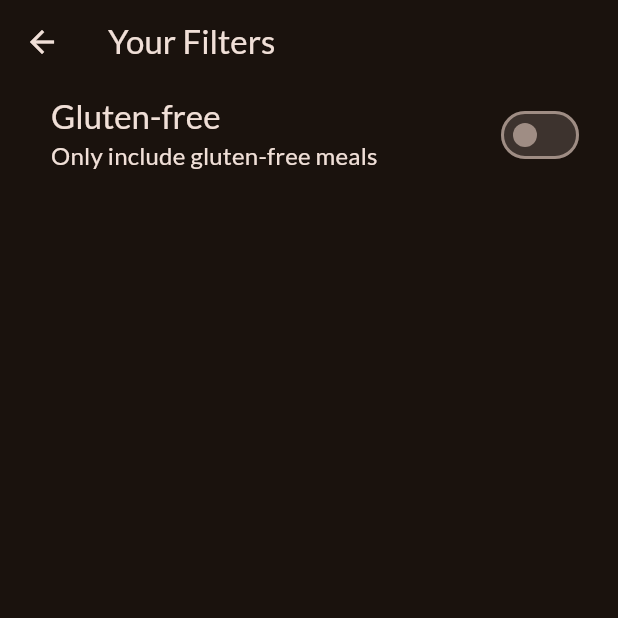
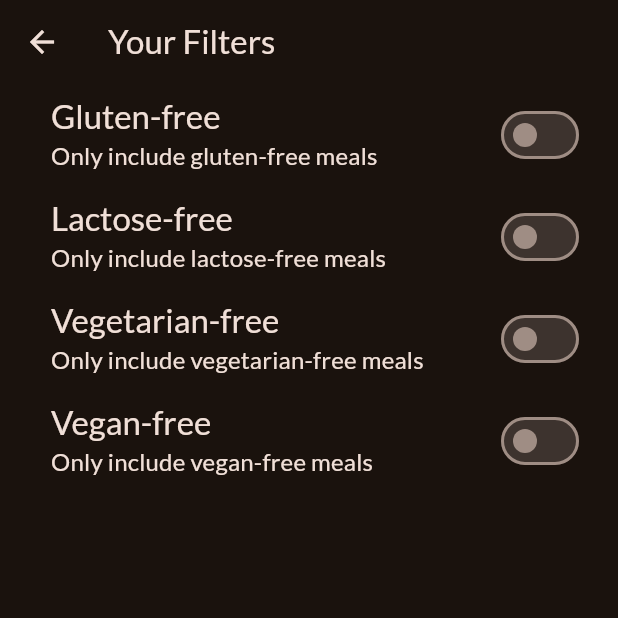
Before and after one commit to Sergio-Al/flutter_meals_app, a Flutter app: the FiltersScreen screen opened directly, on a phone screen of 412 x 824 dp, the top half of it. Run offline on Flutter 3.47's test engine with Material 2 defaults, Android fonts, the phone set to English and light mode, and no system bars; our stand-ins replace google_fonts, transparent_image.

Commit message:
Adding more options to filter

```diff
--- a/lib/screens/filters.dart
+++ b/lib/screens/filters.dart
@@ -13,6 +13,10 @@ class FiltersScreen extends StatefulWidget {
 
 class _FiltersScreenState extends State<FiltersScreen> {
   var _glutenFreeFilterSet = false;
+  var _lactoseFreeFilterSet = false;
+  var _vegetarianFreeFilterSet = false;
+  var _veganFreeFilterSet = false;
+
   @override
   Widget build(BuildContext context) {
     return Scaffold(
@@ -55,6 +59,72 @@ class _FiltersScreenState extends State<FiltersScreen> {
               activeColor: Theme.of(context).colorScheme.tertiary,
               contentPadding: const EdgeInsets.only(left: 34, right: 22),
             ),
+            SwitchListTile(
+              value: _lactoseFreeFilterSet,
+              onChanged: (isChecked) {
+                setState(() {
+                  _lactoseFreeFilterSet = isChecked;
+                });
+              },
+              title: Text(
+                'Lactose-free',
+                style: Theme.of(context).textTheme.titleLarge!.copyWith(
+                      color: Theme.of(context).colorScheme.onBackground,
+                    ),
+              ),
+              subtitle: Text(
+                'Only include lactose-free meals',
+                style: Theme.of(context).textTheme.titleMedium!.copyWith(
+                      color: Theme.of(context).colorScheme.onBackground,
+                    ),
+              ),
+              activeColor: Theme.of(context).colorScheme.tertiary,
+              contentPadding: const EdgeInsets.only(left: 34, right: 22),
+            ),
+            SwitchListTile(
+              value: _vegetarianFreeFilterSet,
+              onChanged: (isChecked) {
+                setState(() {
+                  _vegetarianFreeFilterSet = isChecked;
+                });
+              },
+              title: Text(
+                'Vegetarian-free',
+                style: Theme.of(context).textTheme.titleLarge!.copyWith(
+                      color: Theme.of(context).colorScheme.onBackground,
+                    ),
+              ),
+              subtitle: Text(
+                'Only include vegetarian-free meals',
+                style: Theme.of(context).textTheme.titleMedium!.copyWith(
+                      color: Theme.of(context).colorScheme.onBackground,
+                    ),
+              ),
+              activeColor: Theme.of(context).colorScheme.tertiary,
+              contentPadding: const EdgeInsets.only(left: 34, right: 22),
+            ),
+            SwitchListTile(
+              value: _veganFreeFilterSet,
+              onChanged: (isChecked) {
+                setState(() {
+                  _veganFreeFilterSet = isChecked;
+                });
+              },
+              title: Text(
+                'Vegan-free',
+                style: Theme.of(context).textTheme.titleLarge!.copyWith(
+                      color: Theme.of(context).colorScheme.onBackground,
+                    ),
+              ),
+              subtitle: Text(
+                'Only include vegan-free meals',
+                style: Theme.of(context).textTheme.titleMedium!.copyWith(
+                      color: Theme.of(context).colorScheme.onBackground,
+                    ),
+              ),
+              activeColor: Theme.of(context).colorScheme.tertiary,
+              contentPadding: const EdgeInsets.only(left: 34, right: 22),
+            ),
           ],
         ));
   }
```
